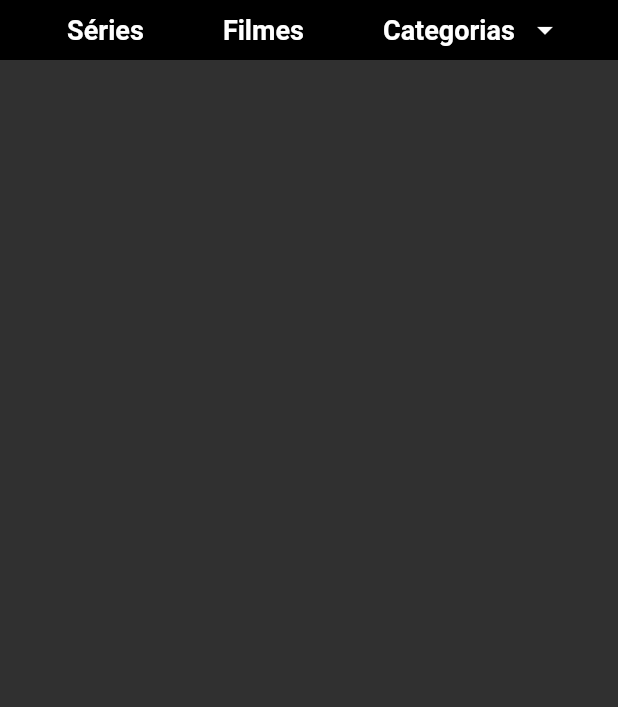
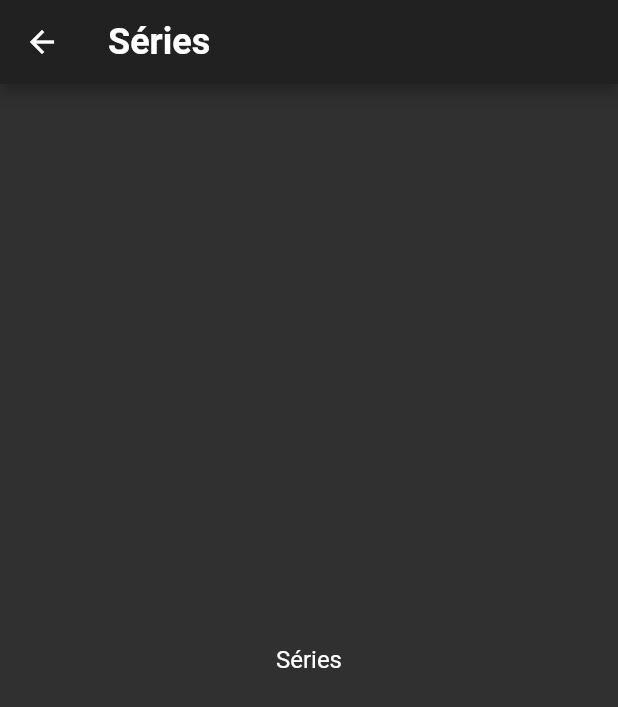
Before and after one commit to igao01/flutter_copia_netflix, a Flutter app: the CustomBottomAppBar widget shown alone on an empty page, opened directly, after a tap on "Séries", on a phone screen of 412 x 824 dp. Shown: the top 707 px of the screen. Run offline on Flutter 3.47's test engine with Material 2 defaults, Android fonts, the light colour scheme and no system bars.

Commit message:
decido desenvolvimento da pagina series e filmes individualmente

```diff
--- a/lib/components/custom_bottom_app_bar.dart
+++ b/lib/components/custom_bottom_app_bar.dart
@@ -1,3 +1,4 @@
+import 'package:copia_netflix/routes/routes.dart';
 import 'package:flutter/material.dart';
 
 class CustomBottomAppBar extends StatelessWidget {
@@ -27,11 +28,16 @@ class CustomBottomAppBar extends StatelessWidget {
       child: Row(
         mainAxisAlignment: MainAxisAlignment.spaceEvenly,
         children: [
-          _createTextButton('Séries', () {}),
-          _createTextButton('Filmes', () {}),
+          _createTextButton('Séries',
+              () => Navigator.of(context).pushNamed(AppRoutes.series)),
+          _createTextButton('Filmes',
+              () => Navigator.of(context).pushNamed(AppRoutes.movies)),
           Row(
             children: [
-              _createTextButton('Categorias', () {}),
+              _createTextButton(
+                'Categorias',
+                () => Navigator.of(context).pushNamed(AppRoutes.categories),
+              ),
               const Icon(Icons.arrow_drop_down),
             ],
           ),
--- a/lib/pages/home_page_content.dart
+++ b/lib/pages/home_page_content.dart
@@ -1,4 +1,3 @@
-import 'package:copia_netflix/components/custom_bottom_app_bar.dart';
 import 'package:copia_netflix/components/home_page_highlight.dart';
 import 'package:copia_netflix/components/title_list.dart';
 import 'package:flutter/material.dart';
@@ -12,7 +11,6 @@ class HomePageContent extends StatelessWidget {
 
     return Column(
       children: [
-        const CustomBottomAppBar(),
         SizedBox(
           height: MediaQuery.of(context).size.height - 176,
           child: SingleChildScrollView(
--- /dev/null
+++ b/lib/pages/serie_page.dart
@@ -0,0 +1,17 @@
+import 'package:flutter/material.dart';
+
+class SeriePage extends StatelessWidget {
+  const SeriePage({Key? key}) : super(key: key);
+
+  @override
+  Widget build(BuildContext context) {
+    return Scaffold(
+      appBar: AppBar(
+        title: Text('Séries'),
+      ),
+      body: Center(
+        child: Text('Séries'),
+      ),
+    );
+  }
+}
--- a/lib/routes/pages.dart
+++ b/lib/routes/pages.dart
@@ -1,8 +1,11 @@
+import 'package:copia_netflix/pages/category_page_content.dart';
 import 'package:copia_netflix/pages/downloads_page_content.dart';
 import 'package:copia_netflix/pages/em_breve_page_content.dart';
 import 'package:copia_netflix/pages/bottom_navigation_page.dart';
+import 'package:copia_netflix/pages/movie_page.dart';
 import 'package:copia_netflix/pages/profile_page.dart';
 import 'package:copia_netflix/pages/search_page.dart';
+import 'package:copia_netflix/pages/serie_page.dart';
 import 'package:copia_netflix/routes/routes.dart';
 
 class AppPages {
@@ -12,5 +15,8 @@ class AppPages {
     AppRoutes.downloads: (ctx) => const DownloadsPageContent(),
     AppRoutes.search: (ctx) => const SearchPage(),
     AppRoutes.profile: (ctx) => const ProfilePage(),
+    AppRoutes.categories: (ctx) => const CategoryPageContent(),
+    AppRoutes.movies: (ctx) => const MoviePage(),
+    AppRoutes.series: (ctx) => const SeriePage(),
   };
 }
--- a/lib/routes/routes.dart
+++ b/lib/routes/routes.dart
@@ -4,4 +4,7 @@ class AppRoutes {
   static const String downloads = '/downloads';
   static const String search = '/search';
   static const String profile = '/profile';
+  static const String series = '/series';
+  static const String movies = '/movies';
+  static const String categories = '/categories';
 }
```
Also changed, not shown: lib/components/custom_bottom_navigation_bar.dart (added, +37 -0 lines), lib/components/surprise_me_fab.dart (added, +31 -0 lines), lib/pages/bottom_navigation_page.dart (+43 -61 lines), lib/pages/category_page_content.dart (added, +12 -0 lines), lib/pages/movie_page.dart (added, +17 -0 lines), lib/viewmodel/home_page_controller.dart (deleted, +0 -7 lines).
